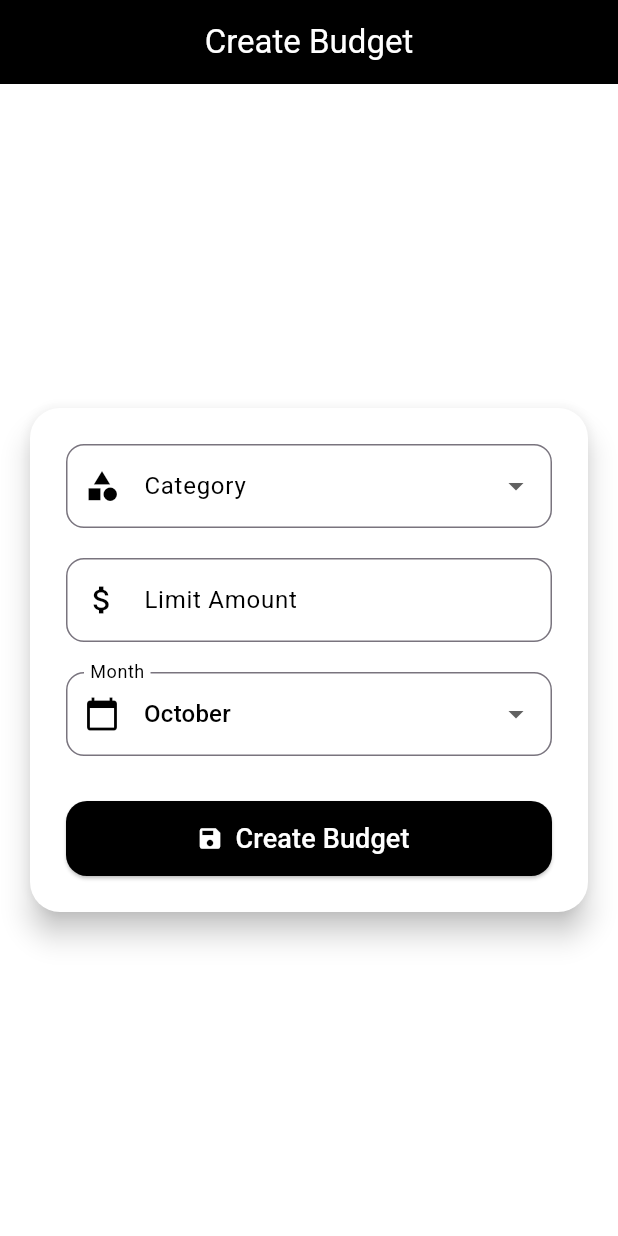
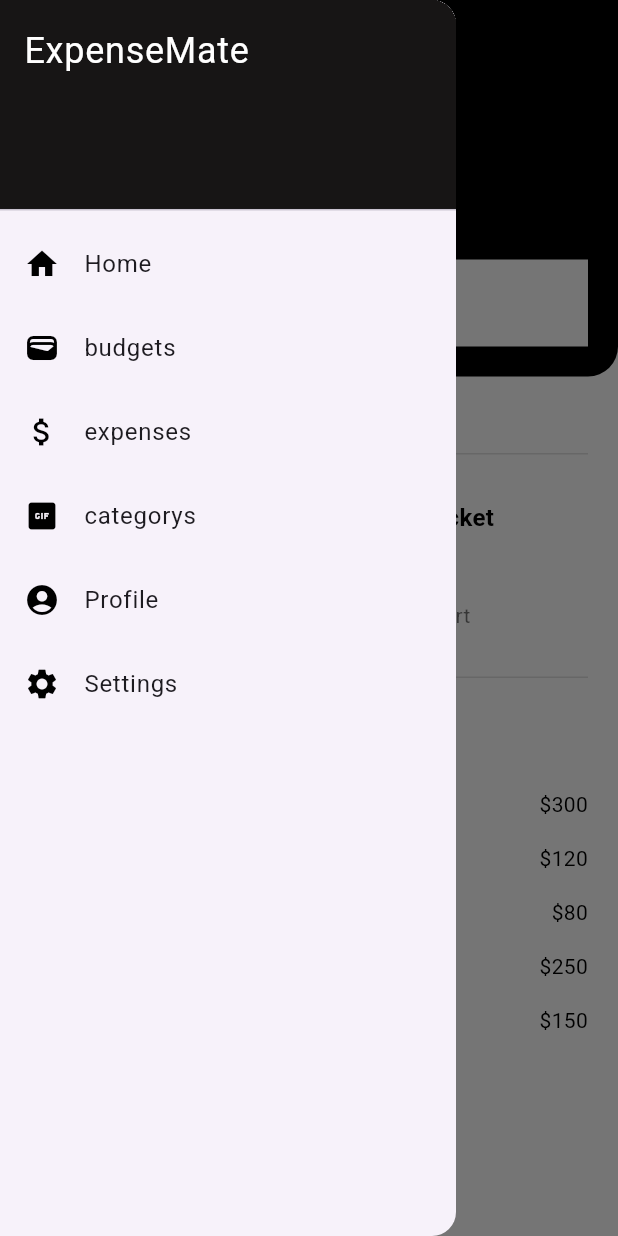
Before and after one commit to souleimarejeb/expenseMate, a Flutter app: the screen it shows after launch, with the side drawer open (before the commit the screen has no drawer), on a phone screen of 412 x 824 dp. Run offline on Flutter 3.47's test engine with Material 3 defaults, Android fonts, the phone set to English and light mode, and no system bars; our stand-ins replace sqflite; accounts and stored records are empty.

Commit message:
feat: add home page layout and content

```diff
--- /dev/null
+++ b/lib/features/home/app_drawer.dart
@@ -0,0 +1,69 @@
+// app_drawer.dart
+import 'package:expensemate/routes/app_routes.dart';
+import 'package:flutter/material.dart';
+
+class AppDrawer extends StatelessWidget {
+  const AppDrawer({Key? key}) : super(key: key);
+
+  @override
+  Widget build(BuildContext context) {
+    return Drawer(
+      child: ListView(
+        padding: EdgeInsets.zero,
+        children: [
+          SizedBox(
+            child: DrawerHeader(
+              decoration: BoxDecoration(color: const Color.fromARGB(255, 23, 21, 21)),
+              child: Text('ExpenseMate', style: TextStyle(color: Colors.white, fontSize: 24)),
+
+            ),
+            height: MediaQuery.of(context).size.height*0.18,
+          ),
+          ListTile(
+            leading: Icon(Icons.home, color: Colors.black),
+            title: Text('Home'),
+            onTap: () {
+              Navigator.pop(context);
+              // Navigate to Home
+            },
+          ),
+           ListTile(
+            leading: Icon(Icons.wallet, color: Colors.black),
+            title: Text('budgets'),
+            onTap: () {
+              Navigator.pop(context);
+              // Navigate to Home
+            },
+
+            ),
+             ListTile(
+            leading: Icon(Icons.attach_money_sharp, color: Colors.black),
+            title: Text('expenses'),
+            onTap: () {
+              Navigator.pushNamed(context, AppRoutes.createBudget);
+              // Navigate to Home
+            },
+            ),
+             ListTile(
+            leading: Icon(Icons.gif_box, color: Colors.black),
+            title: Text('categorys'),
+            onTap: () {
+              Navigator.pop(context);
+              // Navigate to Home
+            },
+            ),
+          ListTile(
+            leading: Icon(Icons.account_circle, color: Colors.black),
+            title: Text('Profile'),
+            onTap: () {},
+          ),
+          ListTile(
+            leading: Icon(Icons.settings, color: Colors.black),
+            title: Text('Settings'),
+            onTap: () {},
+          ),
+        ],
+      ),
+    );
+  }
+}
--- /dev/null
+++ b/lib/features/home/home_page.dart
@@ -0,0 +1,161 @@
+import 'package:expensemate/features/home/app_drawer.dart';
+import 'package:flutter/material.dart';
+
+class HomePage extends StatefulWidget {
+  @override
+  _HomePageState createState() => _HomePageState();
+}
+
+class _HomePageState extends State<HomePage> {
+  // Dummy data
+  double totalAmount = 1520.75;
+
+  List<Map<String, dynamic>> latestTransactions = [
+    {'title': 'Groceries', 'amount': 45.0, 'category': 'Food'},
+    {'title': 'Bus Ticket', 'amount': 2.5, 'category': 'Transport'},
+    {'title': 'Movie', 'amount': 12.0, 'category': 'Entertainment'},
+    {'title': 'Electricity Bill', 'amount': 60.0, 'category': 'Bills'},
+  ];
+
+  List<Map<String, dynamic>> monthlyCategorySpending = [
+    {'category': 'Food', 'amount': 300},
+    {'category': 'Transport', 'amount': 120},
+    {'category': 'Entertainment', 'amount': 80},
+    {'category': 'Bills', 'amount': 250},
+    {'category': 'Shopping', 'amount': 150},
+  ];
+
+  @override
+  Widget build(BuildContext context) {
+    return Scaffold(
+      backgroundColor: Colors.white,
+      appBar: AppBar(
+        backgroundColor: Colors.black,
+         title: Text('ExpenseMate', style: TextStyle(color: Colors.white)),
+      ),
+       drawer: AppDrawer(),
+      body: SafeArea(
+        child: Column(
+          crossAxisAlignment: CrossAxisAlignment.start,
+          children: [
+            // Top section: Total Amount
+            Container(
+              width: double.infinity,
+              decoration: BoxDecoration(
+                  color: Colors.black,
+                  borderRadius: BorderRadius.vertical(bottom: Radius.circular(20))),
+              padding: EdgeInsets.all(20.0),
+              child: Column(
+                crossAxisAlignment: CrossAxisAlignment.start,
+                children: [
+                  Text("Total Balance", style: TextStyle(color: Colors.white70, fontSize: 18)),
+                  SizedBox(height: 5),
+                  Text("\$${totalAmount.toStringAsFixed(2)}",
+                      style: TextStyle(color: Colors.white, fontSize: 32, fontWeight: FontWeight.bold)),
+                  SizedBox(height: 20),
+                  Container(
+                    padding: EdgeInsets.all(5),
+                    decoration: BoxDecoration(color: Colors.white),
+                    child: TextField(
+                      decoration: InputDecoration(
+                        border: InputBorder.none,
+                        prefixIcon: Icon(Icons.search, color: Colors.black),
+                        hintText: "Search transactions",
+                        hintStyle: TextStyle(color: Colors.grey),
+                      ),
+                    ),
+                  ),
+                ],
+              ),
+            ),
+
+            SizedBox(height: 15),
+
+            // Latest Transactions (scrollable row)
+            Padding(
+              padding: EdgeInsets.symmetric(horizontal: 20.0),
+              child: Column(
+                crossAxisAlignment: CrossAxisAlignment.start,
+                children: [
+                  Text('Latest Transactions',
+                      style: TextStyle(fontSize: 18, fontWeight: FontWeight.bold, color: Colors.black)),
+                  SizedBox(height: 10),
+                  Container(
+                    height: 150,
+                    child: ListView.builder(
+                      scrollDirection: Axis.horizontal,
+                      itemCount: latestTransactions.length,
+                      itemBuilder: (context, index) {
+                        final tx = latestTransactions[index];
+                        return Container(
+                          width: 200,
+                          margin: EdgeInsets.only(right: 15),
+                          decoration: BoxDecoration(
+                            color: Colors.white,
+                            borderRadius: BorderRadius.circular(20),
+                            border: Border.all(color: Colors.black12),
+                            boxShadow: [
+                              BoxShadow(
+                                color: Colors.black12,
+                                blurRadius: 5,
+                                offset: Offset(0, 3),
+                              )
+                            ],
+                          ),
+                          padding: EdgeInsets.all(15),
+                          child: Column(
+                            crossAxisAlignment: CrossAxisAlignment.start,
+                            mainAxisAlignment: MainAxisAlignment.center,
+                            children: [
+                              Text(tx['title'],
+                                  style: TextStyle(fontSize: 16, fontWeight: FontWeight.bold, color: Colors.black)),
+                              SizedBox(height: 10),
+                              Text("\$${tx['amount'].toStringAsFixed(2)}",
+                                  style: TextStyle(fontSize: 20, color: Colors.black)),
+                              SizedBox(height: 5),
+                              Text(tx['category'], style: TextStyle(color: Colors.black54)),
+                            ],
+                          ),
+                        );
+                      },
+                    ),
+                  ),
+
+                  SizedBox(height: 30),
+
+                  // Monthly Spending per Category
+
+                  Container(
+                    child: SingleChildScrollView(
+                      child:    Column(
+                        crossAxisAlignment: CrossAxisAlignment.start,
+                        children: [
+                          Text('Monthly Spending by Category',
+                              style: TextStyle(fontSize: 18, fontWeight: FontWeight.bold, color: Colors.black)),
+                          SizedBox(height: 10),
+                          ...monthlyCategorySpending.map((cat) {
+                            return Padding(
+                              padding: const EdgeInsets.symmetric(vertical: 8.0),
+                              child: Row(
+                                mainAxisAlignment: MainAxisAlignment.spaceBetween,
+                                children: [
+                                  Text(cat['category'], style: TextStyle(color: Colors.black)),
+                                  Text("\$${cat['amount']}", style: TextStyle(color: Colors.black)),
+                                ],
+                              ),
+                            );
+                          }).toList(),
+                        ],
+
+                  ),
+                    ),
+                  )
+                ],
+              ),
+            )
+          ],
+        ),
+      ),
+    );
+  }
+}
--- a/lib/main.dart
+++ b/lib/main.dart
@@ -1,4 +1,5 @@
 import 'package:expensemate/features/budget/budgets_screen.dart';
+import 'package:expensemate/features/home/home_page.dart';
 import 'package:flutter/material.dart';
 
 void main() {
@@ -28,11 +29,11 @@ class MyApp extends StatelessWidget {
         // state is not lost during the reload. To reset the state, use hot
         // restart instead.
         //
-        // This works for code too, not just values: Most code changes can be
+        // This works for code too, not just valu es: Most code changes can be
         // tested with just a hot reload.
 
       ),
-      home: CreateBudgetPage()
+      home: HomePage(),
     );
   }
 }
--- /dev/null
+++ b/lib/routes/app_routes.dart
@@ -0,0 +1,29 @@
+// routes/app_routes.dart
+import 'package:expensemate/features/home/home_page.dart';
+import 'package:flutter/material.dart';
+
+
+class AppRoutes {
+  // Named routes
+  static const String home = '/';
+  static const String createBudget = '/createBudget';
+  static const String profile = '/profile';
+
+  // Route generator
+  static Route<dynamic> generateRoute(RouteSettings settings) {
+    switch (settings.name) {
+      case home:
+        return MaterialPageRoute(builder: (_) => HomePage());
+      case createBudget:
+        return MaterialPageRoute(builder: (_) => Placeholder());
+      case profile:
+        return MaterialPageRoute(builder: (_) => Placeholder());
+      default:
+        return MaterialPageRoute(
+          builder: (_) => Scaffold(
+            body: Center(child: Text('No route defined for ${settings.name}')),
+          ),
+        );
+    }
+  }
+}
```
